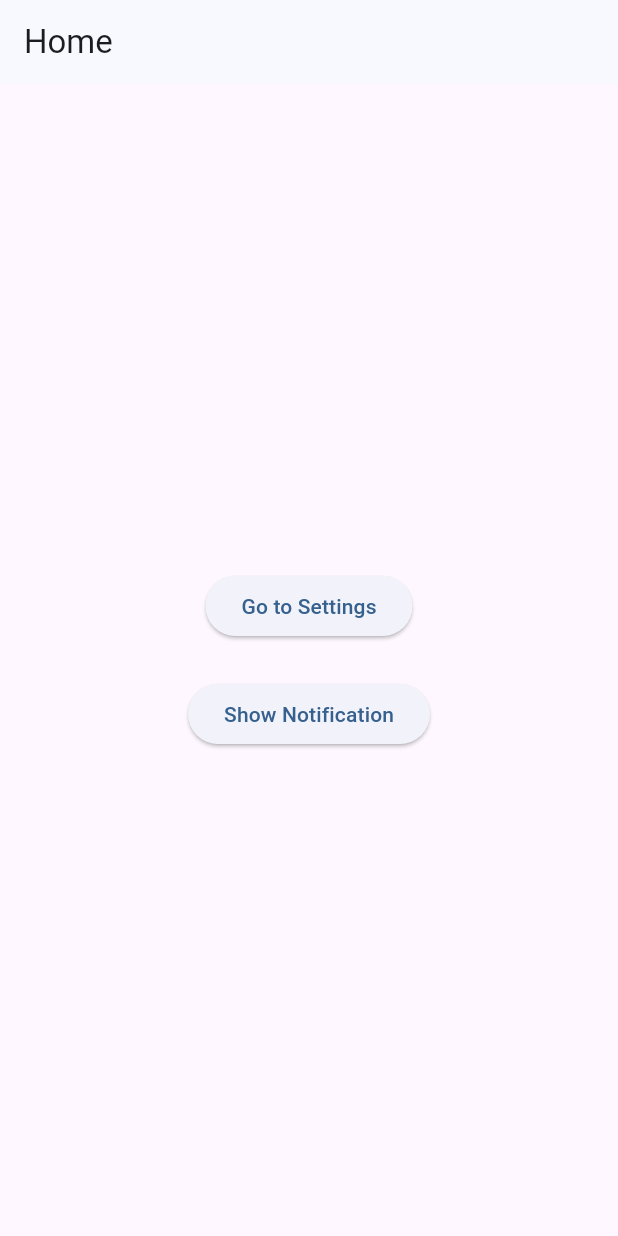
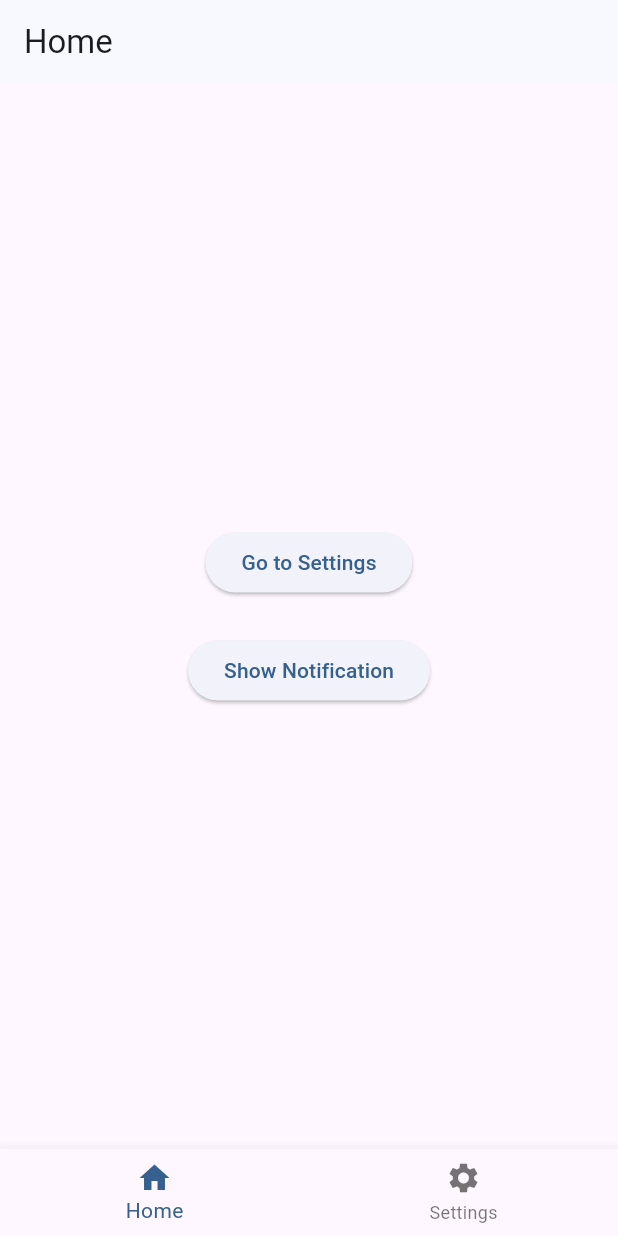
Before and after one commit to zkwokleung/flutter-app-template, a Flutter app: the screen it shows after launch, on a phone screen of 412 x 824 dp. Run offline on Flutter 3.47's test engine with Material 3 defaults, Android fonts, the phone set to English and light mode, and no system bars; our stand-ins replace flutter_local_notifications, flutter_riverpod, go_router, shared_preferences, timezone; generated files the repository leaves out were written again.

Commit message:
feat: added app shell

```diff
--- /dev/null
+++ b/lib/features/layout/presentation/app_shell.dart
@@ -0,0 +1,43 @@
+import 'package:flutter/material.dart';
+import 'package:go_router/go_router.dart';
+
+class AppShell extends StatelessWidget {
+  final Widget child;
+  const AppShell({super.key, required this.child});
+
+  static const tabs = [
+    _TabItem(label: 'Home', icon: Icons.home, route: '/'),
+    _TabItem(label: 'Settings', icon: Icons.settings, route: '/settings'),
+  ];
+
+  @override
+  Widget build(BuildContext context) {
+    final location =
+        GoRouter.of(context).routerDelegate.currentConfiguration.fullPath;
+    final currentIndex =
+        tabs.indexWhere((tab) => location.startsWith(tab.route));
+
+    return Scaffold(
+      body: child,
+      bottomNavigationBar: BottomNavigationBar(
+        currentIndex: currentIndex < 0 ? 0 : currentIndex,
+        onTap: (index) => context.go(tabs[index].route),
+        items: [
+          for (final tab in tabs)
+            BottomNavigationBarItem(
+              icon: Icon(tab.icon),
+              label: tab.label,
+            )
+        ],
+      ),
+    );
+  }
+}
+
+class _TabItem {
+  final String label;
+  final IconData icon;
+  final String route;
+  const _TabItem(
+      {required this.label, required this.icon, required this.route});
+}
--- a/lib/router/app_router.dart
+++ b/lib/router/app_router.dart
@@ -1,4 +1,5 @@
 import 'package:flutter_app_template/features/home/presentation/home_screen.dart';
+import 'package:flutter_app_template/features/layout/presentation/app_shell.dart';
 import 'package:flutter_app_template/features/settings/presentation/setting_screen.dart';
 import 'package:flutter_riverpod/flutter_riverpod.dart';
 import 'package:go_router/go_router.dart';
@@ -6,6 +7,9 @@ import 'package:go_router/go_router.dart';
 final routerProvider = Provider<GoRouter>((ref) {
   return GoRouter(
     initialLocation: '/',
+    routes: [
+      ShellRoute(
+        builder: (context, state, child) => AppShell(child: child),
         routes: [
           GoRoute(
             path: '/',
@@ -16,5 +20,7 @@ final routerProvider = Provider<GoRouter>((ref) {
             builder: (context, state) => const SettingsScreen(),
           ),
         ],
+      ),
+    ],
   );
 });
```
Lines whose indentation alone changed are shown as unchanged.
